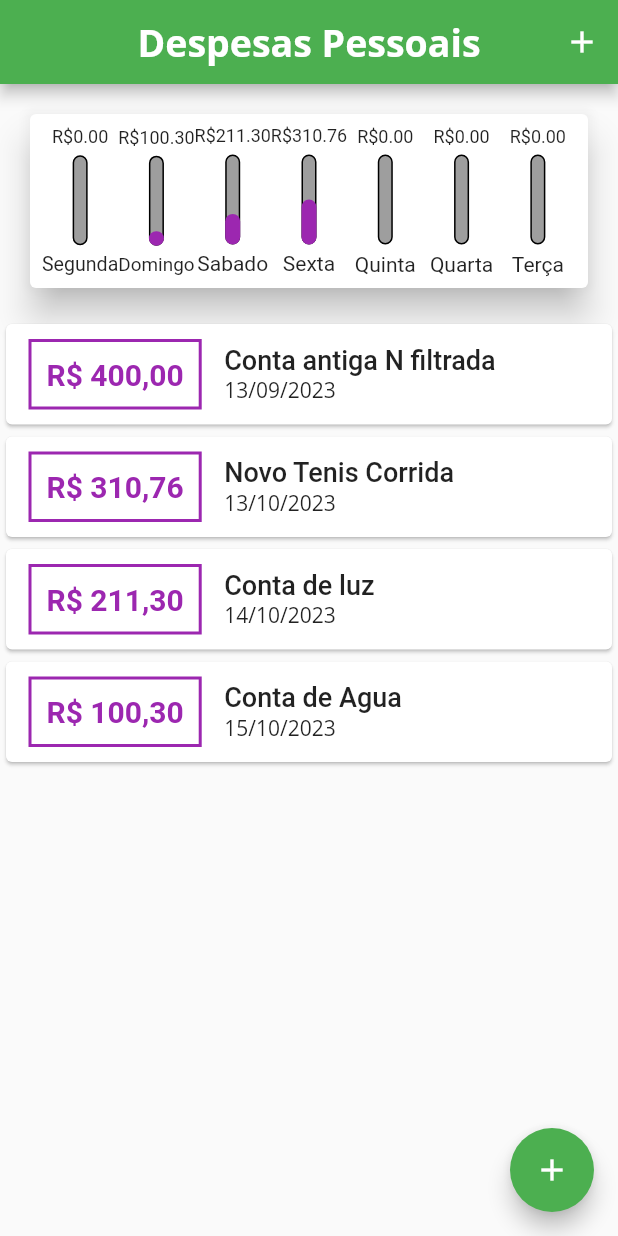
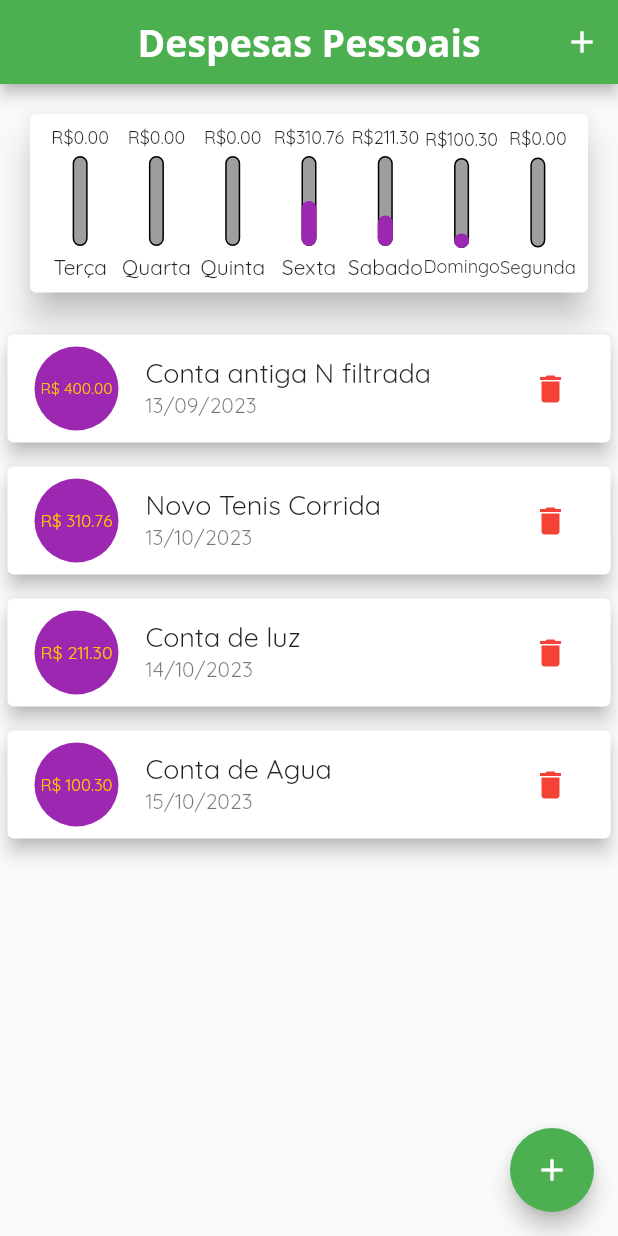
Before and after one commit to JonesCunha/personaldues, a Flutter app: the screen it shows after launch, on a phone screen of 412 x 824 dp. Run offline on Flutter 3.47's test engine with Material 2 defaults, Android fonts, the phone set to English and light mode, and no system bars.

```diff
--- a/lib/components/chart.dart
+++ b/lib/components/chart.dart
@@ -26,7 +26,7 @@ class Chart extends StatelessWidget {
       // print(DateFormat.E().format(weekDay)[0]);
 
       return {'day': DateFormat.EEEE().format(weekDay), 'value': totalSum};
-    });
+    }).reversed.toList();
   }
 
   double get _weekTotalValue {
--- a/lib/components/transaction_list.dart
+++ b/lib/components/transaction_list.dart
@@ -6,14 +6,15 @@ import 'package:personalduestwo/models/transaction.dart';
 
 class TransactionList extends StatelessWidget {
   final List<Transaction> transactions;
+  final void Function(String) onRemove;
 
 
-  const TransactionList({super.key, required this.transactions,});
+  const TransactionList({super.key, required this.transactions,required this.onRemove});
 
   @override
   Widget build(BuildContext context) {
     return Container(
-      height: 300,
+      height: 500,
       //todo listview precisa ser definido o tamanho, a exemplo do container
       //o componente pai precisa definir o tamanho pre definido
       child: transactions.isEmpty
@@ -45,52 +46,73 @@ class TransactionList extends StatelessWidget {
               itemCount: transactions.length,
               itemBuilder: (ctx, index) {
                 final e = transactions[index];
-                return GestureDetector(
-                    onTap: () { print('ontap delete'); },
-                    child: Card(
-                      child: Row(
-                        children: [
-                          Container(
-                            margin: EdgeInsets.symmetric(
-                                horizontal: 15, vertical: 10),
-                            decoration: BoxDecoration(
-                                border: Border.all(
-                                    color: Theme.of(context).primaryColor,
-                                    width: 2)),
-                            padding: EdgeInsets.all(10),
-                            child:
+                 return Card(
+                  elevation: 5,
+                  margin: EdgeInsets.symmetric(vertical: 8, horizontal: 5),
+                   child: ListTile(
+                      leading: CircleAvatar(
+                        radius: 30,
+                        backgroundColor: Theme.of(context).primaryColor,
+                        foregroundColor: Colors.amber,
+                        child: Padding(
+                          padding: EdgeInsets.all(6),
+                          child: FittedBox(child: Text('R\$ ${e.value.toStringAsFixed(2)}'))),
+                      ),
+                      title: Text(e.tittle, style:  Theme.of(context).textTheme.titleLarge,),
+                      subtitle: Text(DateFormat('dd/MM/yyyy').format(e.date)),
+                      //nao tem opção de ontap no trailing, apenas na linha toda.
+                      trailing: IconButton(onPressed: () => onRemove(e.id), icon: Icon(Icons.delete), color: Colors.red,),
+                      // trailing: CircleAvatar(
+                      //   radius: 15,
+                      //   child: IconButton(onPressed: () {}, icon: Icon(Icons.delete)),
+                      //   backgroundColor: Colors.red,
+                      // ),
+                   ),
+                 );
+                // Card(
+                //   child: Row(
+                //     children: [
+                //       Container(
+                //         margin: EdgeInsets.symmetric(
+                //             horizontal: 15, vertical: 10),
+                //         decoration: BoxDecoration(
+                //             border: Border.all(
+                //                 color: Theme.of(context).primaryColor,
+                //                 width: 2)),
+                //         padding: EdgeInsets.all(10),
+                //         child:
 
-                                //Text('R\$ ${e.value.toStringAsFixed(2)}',
-                                Text(
-                              NumberFormat.currency(
-                                      locale: 'pt_BR', symbol: 'R\$')
-                                  .format(e.value),
-                              style: TextStyle(
-                                  fontWeight: FontWeight.bold,
-                                  fontSize: 20,
-                                  color: Theme.of(context).primaryColor),
-                            ),
-                          ),
-                          Column(
-                            crossAxisAlignment: CrossAxisAlignment.start,
-                            children: [
-                              Text(
-                                e.tittle,
-                                style: Theme.of(context).textTheme.titleLarge,
-                                // style: TextStyle(
-                                // fontSize: 16, fontWeight: FontWeight.bold,
-                                // color: Theme.of(context).primaryColor),
-                              ),
-                              Text(
-                                //e.date.toString()
-                                DateFormat('d/MM/y').format(e.date),
-                                style: Theme.of(context).textTheme.titleMedium,
-                              ),
-                            ],
-                          )
-                        ],
-                      ),
-                    ));
+                //             //Text('R\$ ${e.value.toStringAsFixed(2)}',
+                //             Text(
+                //           NumberFormat.currency(
+                //                   locale: 'pt_BR', symbol: 'R\$')
+                //               .format(e.value),
+                //           style: TextStyle(
+                //               fontWeight: FontWeight.bold,
+                //               fontSize: 20,
+                //               color: Theme.of(context).primaryColor),
+                //         ),
+                //       ),
+                //       Column(
+                //         crossAxisAlignment: CrossAxisAlignment.start,
+                //         children: [
+                //           Text(
+                //             e.tittle,
+                //             style: Theme.of(context).textTheme.titleLarge,
+                //             // style: TextStyle(
+                //             // fontSize: 16, fontWeight: FontWeight.bold,
+                //             // color: Theme.of(context).primaryColor),
+                //           ),
+                //           Text(
+                //             //e.date.toString()
+                //             DateFormat('d/MM/y').format(e.date),
+                //             style: Theme.of(context).textTheme.titleMedium,
+                //           ),
+                //         ],
+                //       )
+                //     ],
+                //   ),
+                // );
               },
               //redundante, padrao de baixo já é assim.
             ),
--- a/lib/main.dart
+++ b/lib/main.dart
@@ -1,34 +1,38 @@
-
 // ignore_for_file: prefer_const_constructors
 
 import 'package:flutter/material.dart';
+import 'package:flutter/services.dart';
 import 'pages/my_home_page.dart';
 
-main() => runApp(ExpensesApp());
+main() {
+  WidgetsFlutterBinding.ensureInitialized();
+  SystemChrome.setPreferredOrientations([DeviceOrientation.portraitUp]);
+  runApp(ExpensesApp());
+}
 
 class ExpensesApp extends StatelessWidget {
   const ExpensesApp({super.key});
 
   @override
   Widget build(BuildContext context) {
-
     return MaterialApp(
       debugShowCheckedModeBanner: false,
       home: MyHomePage(),
       theme: ThemeData(
         primarySwatch: Colors.green,
         primaryColor: Colors.purple,
-
-        textTheme: ( TextTheme(titleLarge: TextStyle(fontFamily: 'Quicksand', fontSize: 18),
-                               titleMedium: TextStyle(fontFamily: 'OpenSans', fontSize: 14))),
-
-
-        appBarTheme: AppBarTheme(titleTextStyle: TextStyle(
-          fontFamily: 'OpenSans', fontSize: 25, fontWeight: FontWeight.w700),
+        textTheme: (TextTheme(
+            titleLarge: TextStyle(fontFamily: 'Quicksand', fontSize: 18),
+            titleMedium: TextStyle(fontFamily: 'OpenSans', fontSize: 14))),
+        appBarTheme: AppBarTheme(
+          titleTextStyle: TextStyle(
+              fontFamily: 'OpenSans',
+              fontSize: 25,
+              fontWeight: FontWeight.w700),
           centerTitle: true,
-          ),
+        ),
         fontFamily: 'Quicksand',
-        ),
+      ),
     );
   }
 }
--- a/lib/pages/my_home_page.dart
+++ b/lib/pages/my_home_page.dart
@@ -41,12 +41,11 @@ class _MyHomePageState extends State<MyHomePage> {
   ];
 
   List<Transaction> get _recentTransactions {
-    return _transactions.where(  (element)
-    {
-      return element.date.isAfter(DateTime.now().subtract(Duration(days: 7),));
-    }
-
-    ).toList();
+    return _transactions.where((element) {
+      return element.date.isAfter(DateTime.now().subtract(
+        Duration(days: 7),
+      ));
+    }).toList();
   }
 
   _openTransactionFormModal(BuildContext context) {
@@ -60,16 +59,37 @@ class _MyHomePageState extends State<MyHomePage> {
         });
   }
 
-  _addTransaction(String title, double value) {
+  _addTransaction(String title, double value, DateTime date) {
     final newTransaction = Transaction(
         id: Random().nextDouble().toString(),
         tittle: title,
         value: value,
-        date: DateTime.now());
+        date: date);
     setState(() {
       _transactions.add(newTransaction);
     });
     Navigator.of(context).pop();
+  }
+
+  _deleteTransaction(String id) {
+    // AlertDialog(
+    //   title: Text('Confirma?'),
+    //   content: Text('Certeza?'),
+    //   actions: [
+    //     TextButton(
+    //         onPressed: () {
+    //           Navigator.of(context).pop();
+    //         },
+    //         child: Text('Cancelar')),
+    //     TextButton(
+    //         onPressed: () {
+    //         child: Text('Excluir')),
+    //   ],
+    // );
+    //         },
+    setState(() {
+      _transactions.removeWhere((tr) => tr.id == id);
+    });
   }
 
   @override
@@ -90,8 +110,7 @@ class _MyHomePageState extends State<MyHomePage> {
               icon: Icon(Icons.add))
         ],
       ),
-      body: SingleChildScrollView(
-        child: Column(
+      body: Column(
         //A coluna tem o eixo main na vertical e a cross na horizontal,
         //Já as rows é invertido, as sintaes abaixo.
         mainAxisAlignment: MainAxisAlignment.start,
@@ -101,12 +120,14 @@ class _MyHomePageState extends State<MyHomePage> {
             recentTransaction: _transactions,
           ),
           Column(children: [
-              TransactionList(transactions: _transactions),
+            TransactionList(
+              transactions: _transactions,
+              onRemove: _deleteTransaction,
+            ),
             //TransactionForm(onSubmit: _addTransaction)
           ])
         ],
       ),
-      ),
     );
   }
 }
```
Also changed, not shown: lib/components/chart_bar.dart (+27 -0 lines), lib/components/transaction_form.dart (+62 -18 lines), pubspec.yaml (+10 -3 lines), 1 other file. Lines whose indentation alone changed are shown as unchanged.
